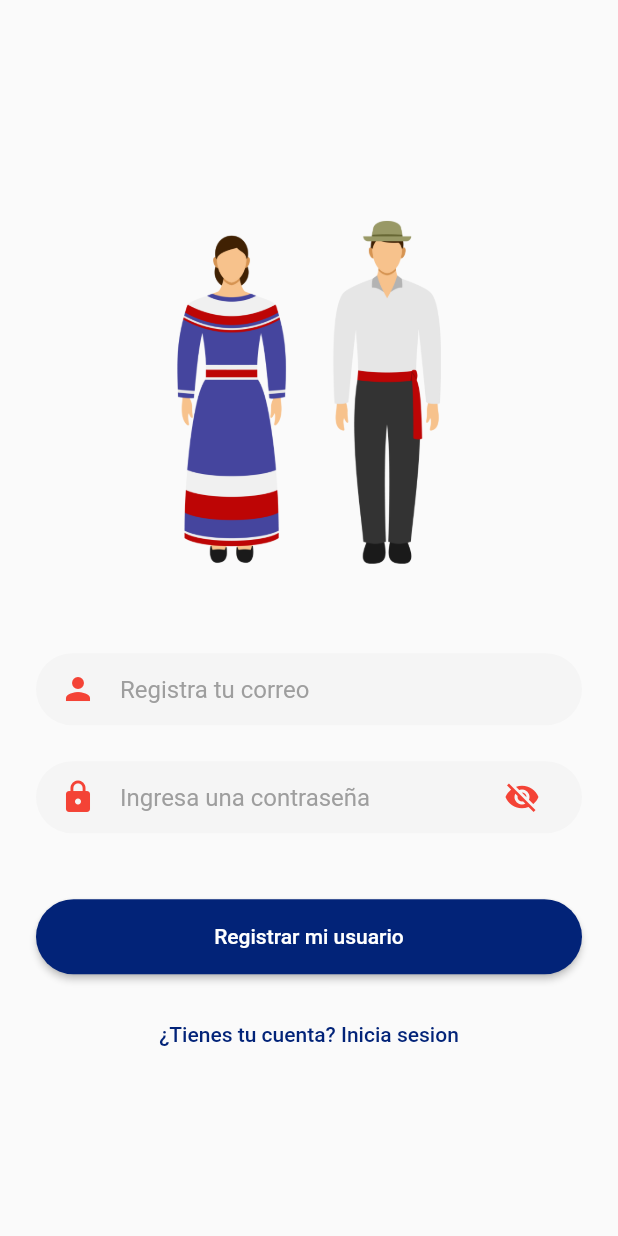
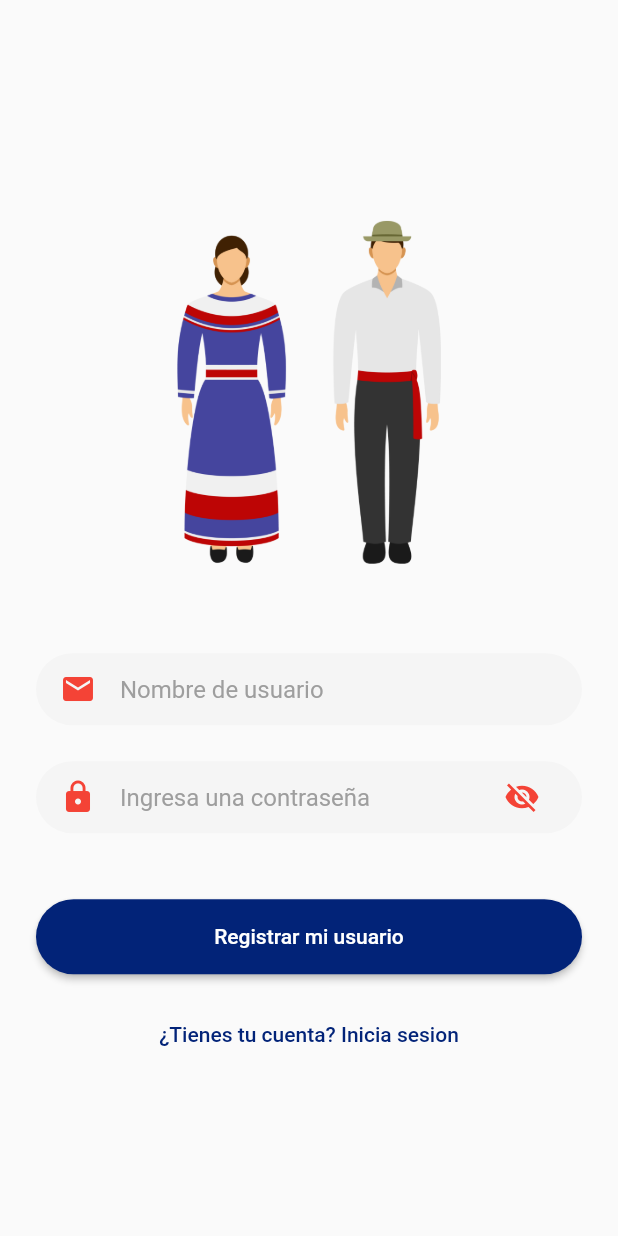
Before and after one commit to JorgeL-SepulvedaA/Tukuntazo-Travel, a Flutter app: the Register screen opened directly, on a phone screen of 412 x 824 dp. Run offline on Flutter 3.47's test engine with Material 2 defaults, Android fonts, the phone set to English and light mode, and no system bars; our stand-ins replace firebase_auth, firebase_core; accounts and stored records are empty.

Commit message:
Update register_screen.dart

```diff
--- a/lib/auth/register_screen.dart
+++ b/lib/auth/register_screen.dart
@@ -2,7 +2,7 @@ import 'dart:async';
 import 'package:firebase_auth/firebase_auth.dart';
 import 'package:flutter/material.dart';
 import 'package:tukuntazo_travel/auth/login_screen.dart';
-import 'package:firebase_core/firebase_core.dart';
+import 'package:tukuntazo_travel/auth/FirestoreLogic.dart';
 
 class SignUpScreen extends StatelessWidget {
   const SignUpScreen({super.key});
@@ -64,9 +64,11 @@ class Register extends StatefulWidget {
 class _Register extends State<Register> {
   final txtEmail = TextEditingController();
   final txtContrasena = TextEditingController();
+  final txtNombre = TextEditingController();
 
   @override
   void dispose() {
+    txtNombre.dispose();
     txtEmail.dispose();
     txtContrasena.dispose();
     super.dispose();
@@ -90,27 +92,51 @@ class _Register extends State<Register> {
               child: Image.asset('assets/images/signup.png'),
             ),
 
-            const SizedBox(height: 24.0), // textField de Usuario
+            // const SizedBox(height: 24.0), // textField de Contraseña
+            // Container(
+            //   width: double.infinity,
+            //   decoration: BoxDecoration(
+            //     color: const Color.fromRGBO(245, 245, 245, 1),
+            //     borderRadius: BorderRadius.circular(30.0),
+            //   ),
+            //   padding: const EdgeInsets.symmetric(horizontal: 16.0),
+            //   child: Row(
+            //     children: [
+            //       const Icon(Icons.person, color: Colors.red),
+            //       const SizedBox(width: 16.0),
+            //       Expanded(
+            //         child: TextField(
+            //           controller: txtNombre,
+            //           decoration: const InputDecoration(
+            //             border: InputBorder.none,
+            //             hintText: 'Nombre',
+            //             hintStyle: TextStyle(color: Colors.grey),
+            //           ),
+            //         ),
+            //       ),
+            //     ],
+            //   ),
+            // ),
+
+            const SizedBox(height: 24.0),
             Container(
-              width: double.infinity, // Ocupar el 100% del ancho
+              width: double.infinity,
               decoration: BoxDecoration(
-                color: const Color.fromRGBO(245, 245, 245, 1), // Color de fondo #e3e3e3
-                borderRadius: BorderRadius.circular(30.0), // Bordes redondeados
+                color: const Color.fromRGBO(245, 245, 245, 1),
+                borderRadius: BorderRadius.circular(30.0),
               ),
-              padding: const EdgeInsets.symmetric(
-                  horizontal: 16.0), // Espaciado horizontal
-              child: const Row(
+              padding: const EdgeInsets.symmetric(horizontal: 16.0),
+              child: Row(
                 children: [
-                  Icon(Icons.person, color: Colors.red), // Icono
-                  SizedBox(width: 16.0), // Espacio entre el icono y el texto
+                  const Icon(Icons.email, color: Colors.red),
+                  const SizedBox(width: 16.0),
                   Expanded(
                     child: TextField(
-                      // controller: txtEmail,
-                      decoration: InputDecoration(
-                        border: InputBorder.none, // Sin bordes
-                        hintText: 'Registra tu correo', // Placeholder
-                        hintStyle: TextStyle(
-                            color: Colors.grey), // Color del placeholder
+                      controller: txtEmail,
+                      decoration: const InputDecoration(
+                        border: InputBorder.none,
+                        hintText: 'Nombre de usuario',
+                        hintStyle: TextStyle(color: Colors.grey),
                       ),
                     ),
                   ),
@@ -132,6 +158,7 @@ class _Register extends State<Register> {
                   const SizedBox(width: 16.0),
                   Expanded(
                     child: TextField(
+                      controller: txtContrasena,
                       obscureText:
                       !_showPassword,
                       decoration: const InputDecoration(
@@ -165,7 +192,7 @@ class _Register extends State<Register> {
               const EdgeInsets.symmetric(vertical: 16.0),
               child: ElevatedButton(
                 onPressed: () {
-                  signUp(txtEmail.text, txtContrasena.text);
+                      signUp(txtEmail.text, txtContrasena.text);
                       Navigator.pushReplacement(
                         context,
                         MaterialPageRoute(
@@ -203,7 +230,7 @@ class _Register extends State<Register> {
       ),
     );
   }
-// Sign up with email and password
+  // Sign up with email and password
   Future<void> signUp(String email, String password) async {
     try {
       await FirebaseAuth.instance.createUserWithEmailAndPassword(
```
